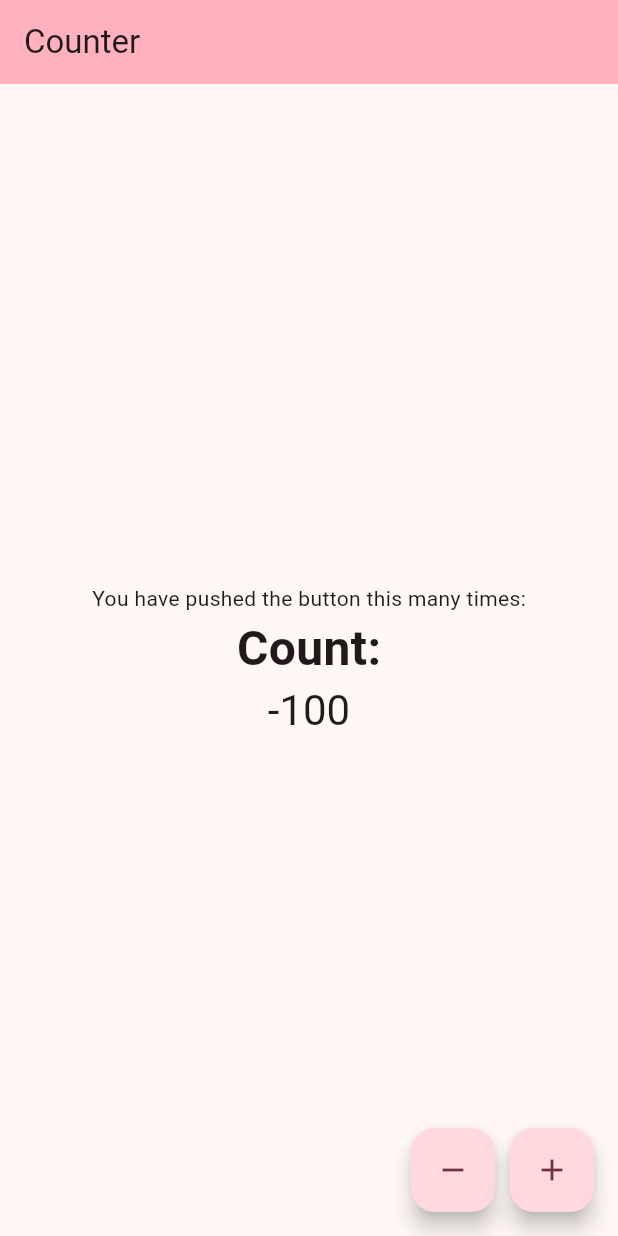
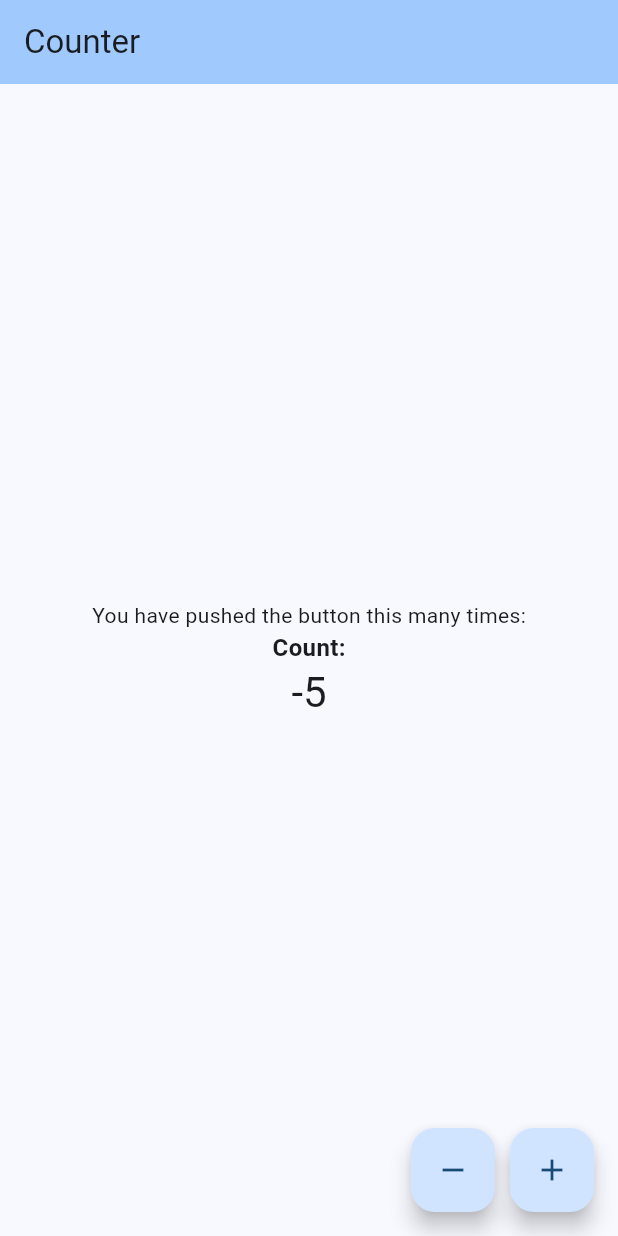
Before and after one commit to myktybayev/gitExample, a Flutter app: the screen it shows after launch, after a tap on the "remove" icon, on a phone screen of 412 x 824 dp. Run offline on Flutter 3.47's test engine with Material 3 defaults, Android fonts, the phone set to English and light mode, and no system bars.

Commit message:
color changed to blue & count to 5

```diff
--- a/lib/build_text_field.dart
+++ b/lib/build_text_field.dart
@@ -9,7 +9,7 @@ class BuildTextField extends StatelessWidget {
       'Count:',
       style: TextStyle(
         fontWeight: FontWeight.bold,
-        fontSize: 32,
+        fontSize: 16,
       ),
     );
   }
--- a/lib/main.dart
+++ b/lib/main.dart
@@ -14,7 +14,7 @@ class MyApp extends StatelessWidget {
       debugShowCheckedModeBanner: false,
       title: 'Flutter Demo',
       theme: ThemeData(
-        colorScheme: ColorScheme.fromSeed(seedColor: Colors.pink),
+        colorScheme: ColorScheme.fromSeed(seedColor: Colors.blue),
         useMaterial3: true,
       ),
       home: const MyHomePage(title: 'Counter'),
@@ -35,13 +35,13 @@ class _MyHomePageState extends State<MyHomePage> {
 
   void _incrementCounter() {
     setState(() {
-      _counter += 100;
+      _counter += 5;
     });
   }
 
   void _decrementCounter() {
     setState(() {
-      _counter -= 100;
+      _counter -= 5;
     });
   }
 
```
